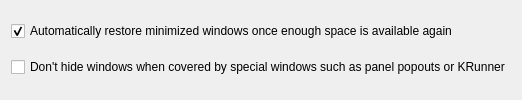
The window that contents/ui/config.ui (nclarius/floating-tiles) describes before a commit, drawn with Qt 5.
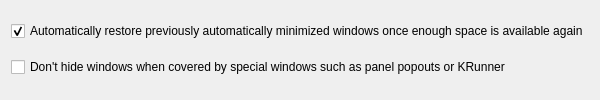
The same window after the commit.

```diff
--- a/contents/ui/config.ui
+++ b/contents/ui/config.ui
@@ -10,7 +10,7 @@
       <item row="0" column="0">
        <widget class="QCheckBox" name="kcfg_autoRestore">
         <property name="text">
-         <string>Automatically restore minimized windows once enough space is available again</string>
+         <string>Automatically restore previously automatically minimized windows once enough space is available again</string>
         </property>
         <property name="checked">
          <bool>true</bool>
```
